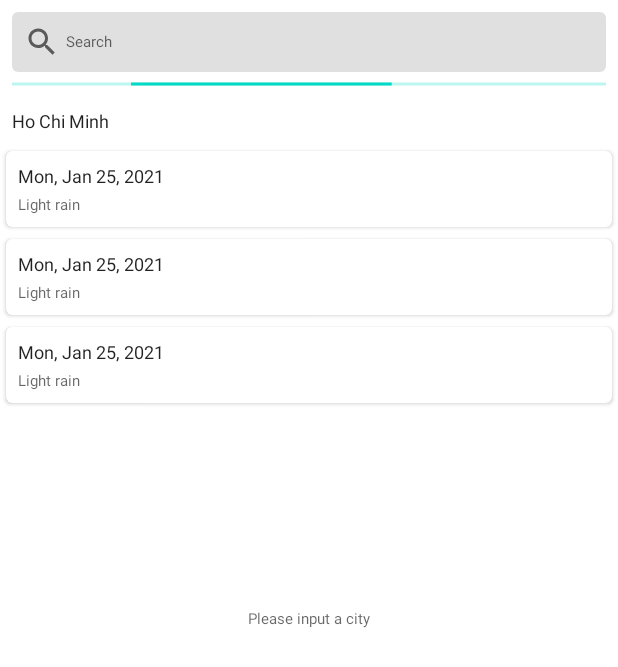
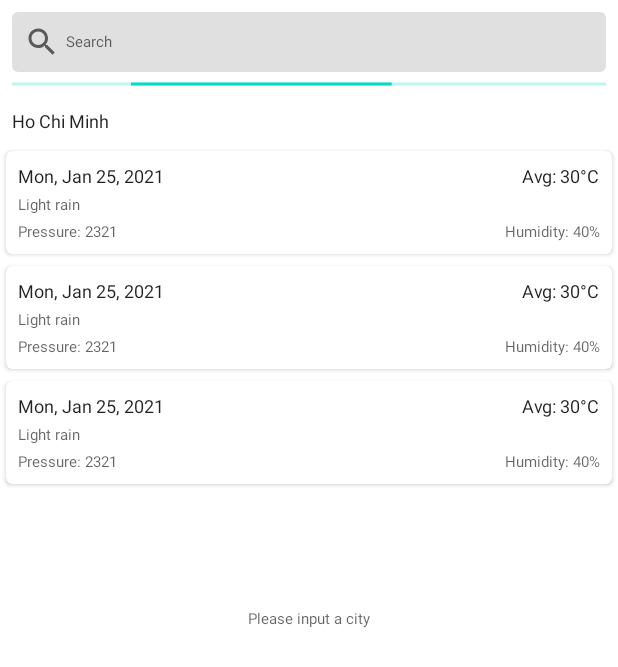
Before and after one commit to nmhung/weather, an Android app: the layout activity_dashboard.xml on its own in the app's theme, with its tools: preview values and no code run, on a phone screen of 412 x 824 dp. Shown: the top 667 px of the screen. Run offline under Robolectric (Android 15) with nearby library versions, the phone set to English and light mode, and no system bars.

Commit message:
complete UI

```diff
--- a/app/src/main/java/net/fitken/weather/screens/dashboard/DashboardActivity.kt
+++ b/app/src/main/java/net/fitken/weather/screens/dashboard/DashboardActivity.kt
@@ -54,7 +54,6 @@ class DashboardActivity : BaseActivity<ActivityDashboardBinding>() {
     override fun onStart() {
         super.onStart()
         mViewModel.getWeathers().observe(this, {
-            Rose.error("co nekk")
             mAdapter.update(it.result)
             mViewDataBinding.city = it.city.name
         })
--- a/app/src/main/java/net/fitken/weather/screens/dashboard/WeatherAdapter.kt
+++ b/app/src/main/java/net/fitken/weather/screens/dashboard/WeatherAdapter.kt
@@ -17,6 +17,12 @@ class WeatherAdapter : BaseRecyclerAdapter<WeatherAdapter.WeatherViewHolder, Wea
             super.bindData(data)
             mViewDataBinding.tvDescription.text = data.weather.firstOrNull()?.main
             mViewDataBinding.tvDate.text = data.dt.formatDate()
+            mViewDataBinding.tvAvg.text =
+                String.format(itemView.context.getString(R.string.average), data.temp.getAverage())
+            mViewDataBinding.tvPressure.text =
+                String.format(itemView.context.getString(R.string.pressure), data.pressure)
+            mViewDataBinding.tvHumidity.text =
+                String.format(itemView.context.getString(R.string.humidity), data.humidity)
         }
     }
 
--- a/app/src/main/java/net/fitken/weather/utils/Extensions.kt
+++ b/app/src/main/java/net/fitken/weather/utils/Extensions.kt
@@ -7,7 +7,7 @@ import java.util.*
 fun Long.formatDate(): String {
     val monthYearStr: String
     try {
-        monthYearStr = DateFormat.format("EEEE, dd MMM yyyy", Date(this * 1000)).toString()
+        monthYearStr = DateFormat.format("EEE, dd MMM yyyy", Date(this * 1000)).toString()
     } catch (e: Exception) {
         return ""
     }
--- a/app/src/main/res/layout/item_weather.xml
+++ b/app/src/main/res/layout/item_weather.xml
@@ -13,7 +13,7 @@
         android:layout_width="match_parent"
         android:layout_height="wrap_content">
 
-        <net.fitken.base.widget.RippleCardView
+        <androidx.cardview.widget.CardView
             android:layout_width="match_parent"
             android:layout_height="wrap_content"
             android:layout_margin="@dimen/positive_5dp"
@@ -22,8 +22,7 @@
             app:layout_constraintBottom_toBottomOf="parent"
             app:layout_constraintEnd_toEndOf="parent"
             app:layout_constraintStart_toStartOf="parent"
-            app:layout_constraintTop_toTopOf="parent"
-            app:rcv_ripple_color="?attr/colorPrimary">
+            app:layout_constraintTop_toTopOf="parent">
 
             <androidx.constraintlayout.widget.ConstraintLayout
                 android:layout_width="match_parent"
@@ -41,6 +40,16 @@
                     tools:text="Mon, Jan 25, 2021" />
 
                 <TextView
+                    android:id="@+id/tv_avg"
+                    android:layout_width="wrap_content"
+                    android:layout_height="wrap_content"
+                    android:textColor="?android:attr/textColorPrimary"
+                    android:textSize="@dimen/text_size_14sp"
+                    app:layout_constraintEnd_toEndOf="parent"
+                    app:layout_constraintTop_toTopOf="parent"
+                    tools:text="Avg: 30°C" />
+
+                <TextView
                     android:id="@+id/tv_description"
                     android:layout_width="wrap_content"
                     android:layout_height="wrap_content"
@@ -51,8 +60,30 @@
                     app:layout_constraintTop_toBottomOf="@+id/tv_date"
                     tools:text="Light rain" />
 
+                <TextView
+                    android:id="@+id/tv_pressure"
+                    android:layout_width="wrap_content"
+                    android:layout_height="wrap_content"
+                    android:layout_marginTop="@dimen/positive_5dp"
+                    android:textColor="?android:attr/textColorSecondary"
+                    android:textSize="@dimen/text_size_12sp"
+                    app:layout_constraintStart_toStartOf="parent"
+                    app:layout_constraintTop_toBottomOf="@+id/tv_description"
+                    tools:text="Pressure: 2321" />
+
+                <TextView
+                    android:id="@+id/tv_humidity"
+                    android:layout_width="wrap_content"
+                    android:layout_height="wrap_content"
+                    android:layout_marginTop="@dimen/positive_5dp"
+                    android:textColor="?android:attr/textColorSecondary"
+                    android:textSize="@dimen/text_size_12sp"
+                    app:layout_constraintEnd_toEndOf="parent"
+                    app:layout_constraintTop_toBottomOf="@+id/tv_description"
+                    tools:text="Humidity: 40%" />
+
             </androidx.constraintlayout.widget.ConstraintLayout>
-        </net.fitken.base.widget.RippleCardView>
+        </androidx.cardview.widget.CardView>
 
     </androidx.constraintlayout.widget.ConstraintLayout>
 </layout>
--- a/app/src/main/res/values/strings.xml
+++ b/app/src/main/res/values/strings.xml
@@ -2,4 +2,7 @@
     <string name="app_name">Weather</string>
     <string name="search">Search</string>
     <string name="please_input_a_city">Please input a city</string>
+    <string name="pressure">Pressure: %d</string>
+    <string name="humidity">Humidity: %d%%</string>
+    <string name="average">Avg: %.0f°C</string>
 </resources>
--- a/data/src/main/java/net/fitken/data/api/WeatherService.kt
+++ b/data/src/main/java/net/fitken/data/api/WeatherService.kt
@@ -5,7 +5,7 @@ import retrofit2.http.GET
 import retrofit2.http.Query
 
 interface WeatherService {
-    @GET("forecast/daily")
+    @GET("forecast/daily?units=metric")
     suspend fun getDailyForecast(
         @Query("q") query: String,
         @Query("cnt") numberOfDays: Int
```
Also changed, not shown: app/src/main/java/net/fitken/weather/entities/Temp.kt (+11 -7 lines), data/src/main/java/net/fitken/data/entities/TempData.kt (+6 -6 lines), domain/src/main/java/net/fitken/domain/entities/TempEntity.kt (+6 -6 lines).
